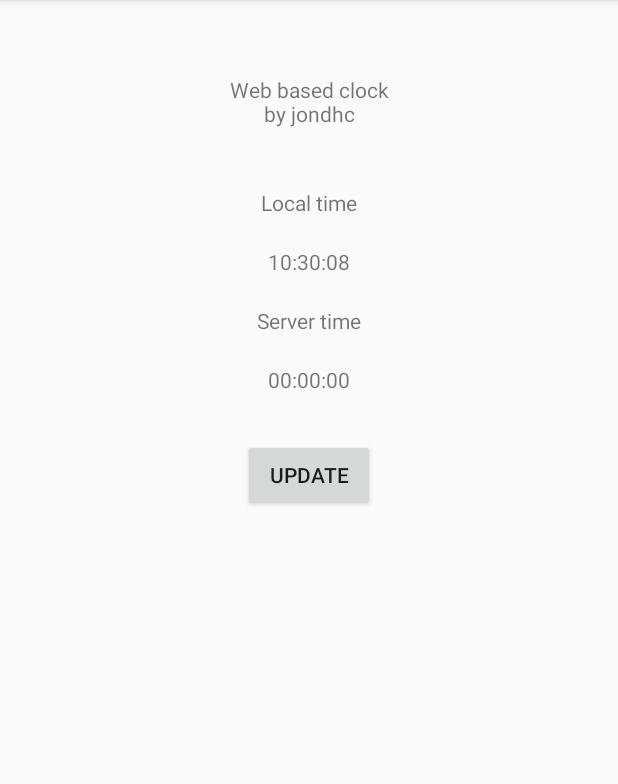
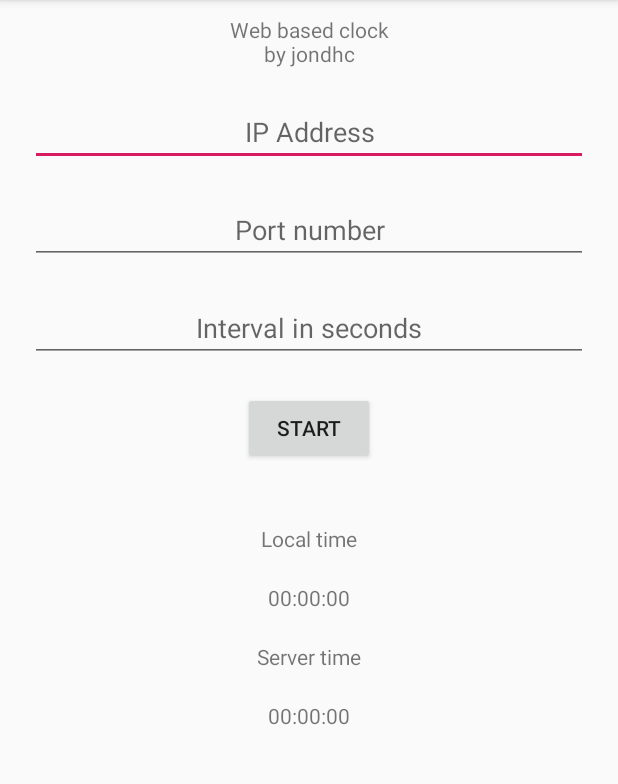
Before and after one commit to jondhc/CloudOclock, an Android app: the screen it shows after launch (MainActivity), on a phone screen of 412 x 824 dp, the part 84-868 px from its top. Run offline under Robolectric (Android 15) with nearby library versions, the phone set to English and light mode, and no system bars.

Commit message:
Added fields to connect to server and automatic update.

```diff
--- a/app/src/main/java/com/jondhc/cloudoclock/MainActivity.java
+++ b/app/src/main/java/com/jondhc/cloudoclock/MainActivity.java
@@ -7,6 +7,7 @@ import android.util.Log;
 import android.view.View;
 import android.view.Window;
 import android.view.WindowManager;
+import android.widget.EditText;
 import android.widget.TextView;
 import android.widget.Toast;
 
@@ -32,25 +33,31 @@ public class MainActivity extends AppCompatActivity {
         super.onCreate(savedInstanceState);
         setFullScreen();
         setContentView(R.layout.activity_main);
-        setRetrofit();
-        setServerTime();
-        setLocalTime();
+    } //end onCreate
+
+    public void setRetrofit(String ipAddress, String portNumber){
+        serverTime = findViewById(R.id.serverTime);
+        retrofit = new Retrofit.Builder().baseUrl("http://"+ipAddress + ":" + portNumber).addConverterFactory(ScalarsConverterFactory.create()).build();
+        restClient = retrofit.create(RestClient.class);
+    } //end setRetrofit
+
+    public void start(View view){
+        EditText ipAddress = findViewById(R.id.ipAddress);
+        EditText portNumber = findViewById(R.id.portNumber);
+        EditText timeInterval = findViewById(R.id.interval);
+        String ip = ipAddress.getText().toString();
+        String port = portNumber.getText().toString();
+        final int interval = Integer.parseInt(timeInterval.getText().toString()) * 1000;
+        setRetrofit(ip, port);
         final Handler handler = new Handler();
         handler.postDelayed(new Runnable() {
             @Override
             public void run() {
-                setServerTime();
-                setLocalTime();
-                handler.postDelayed(this, 1000);
+                update();
+                handler.postDelayed(this, interval);
             } //end run
-        }, 1000);
-    } //end onCreate
-
-    public void setRetrofit(){
-        serverTime = findViewById(R.id.serverTime);
-        retrofit = new Retrofit.Builder().baseUrl("http://192.168.1.74:8000").addConverterFactory(ScalarsConverterFactory.create()).build();
-        restClient = retrofit.create(RestClient.class);
-    } //end setRetrofit
+        }, interval);
+    } //end start
 
 
     public void setLocalTime(){
@@ -86,7 +93,7 @@ public class MainActivity extends AppCompatActivity {
     } //end setServerTime
 
 
-    public void update(View view){
+    public void update(){
         setLocalTime();
         setServerTime();
     } //end update
--- a/app/src/main/res/layout/activity_main.xml
+++ b/app/src/main/res/layout/activity_main.xml
@@ -14,15 +14,69 @@
         app:layout_constraintTop_toTopOf="parent"
         app:layout_constraintLeft_toLeftOf="parent"
         app:layout_constraintRight_toRightOf="parent"
-        android:layout_marginTop="50dp"
+        android:layout_marginTop="10dp"
         android:text="Web based clock\nby jondhc"
         android:textAlignment="center"/>
+
+    <EditText
+        android:id="@+id/ipAddress"
+        android:layout_width="match_parent"
+        android:layout_height="wrap_content"
+        app:layout_constraintTop_toBottomOf="@id/title"
+        app:layout_constraintLeft_toLeftOf="parent"
+        app:layout_constraintRight_toRightOf="parent"
+        android:layout_marginTop="20dp"
+        android:layout_marginLeft="20dp"
+        android:layout_marginRight="20dp"
+        android:hint="IP Address"
+        android:textAlignment="center"
+        android:inputType="text"/>
+
+    <EditText
+        android:id="@+id/portNumber"
+        android:layout_width="match_parent"
+        android:layout_height="wrap_content"
+        app:layout_constraintTop_toBottomOf="@id/ipAddress"
+        app:layout_constraintLeft_toLeftOf="parent"
+        app:layout_constraintRight_toRightOf="parent"
+        android:layout_marginTop="20dp"
+        android:layout_marginLeft="20dp"
+        android:layout_marginRight="20dp"
+        android:hint="Port number"
+        android:textAlignment="center"
+        android:inputType="number"/>
+
+    <EditText
+        android:id="@+id/interval"
+        android:layout_width="match_parent"
+        android:layout_height="wrap_content"
+        app:layout_constraintTop_toBottomOf="@id/portNumber"
+        app:layout_constraintLeft_toLeftOf="parent"
+        app:layout_constraintRight_toRightOf="parent"
+        android:layout_marginTop="20dp"
+        android:layout_marginLeft="20dp"
+        android:layout_marginRight="20dp"
+        android:hint="Interval in seconds"
+        android:textAlignment="center"
+        android:inputType="numberDecimal"/>
+
+    <Button
+        android:id="@+id/startButton"
+        android:layout_width="wrap_content"
+        android:layout_height="wrap_content"
+        app:layout_constraintTop_toBottomOf="@id/interval"
+        app:layout_constraintLeft_toLeftOf="parent"
+        app:layout_constraintRight_toRightOf="parent"
+        android:layout_marginTop="20dp"
+        android:text="Start"
+        android:textAlignment="center"
+        android:onClick="start"/>
 
     <TextView
         android:id="@+id/localTitle"
         android:layout_width="wrap_content"
         android:layout_height="wrap_content"
-        app:layout_constraintTop_toBottomOf="@id/title"
+        app:layout_constraintTop_toBottomOf="@id/startButton"
         app:layout_constraintLeft_toLeftOf="parent"
         app:layout_constraintRight_toRightOf="parent"
         android:layout_marginTop="40dp"
@@ -62,16 +116,4 @@
         android:text="00:00:00"
         android:textAlignment="center"/>
 
-    <Button
-        android:id="@+id/updateButton"
-        android:layout_width="wrap_content"
-        android:layout_height="wrap_content"
-        app:layout_constraintTop_toBottomOf="@id/serverTime"
-        app:layout_constraintLeft_toLeftOf="parent"
-        app:layout_constraintRight_toRightOf="parent"
-        android:layout_marginTop="30dp"
-        android:text="Update"
-        android:textAlignment="center"
-        android:onClick="update"/>
-
 </android.support.constraint.ConstraintLayout>
```
